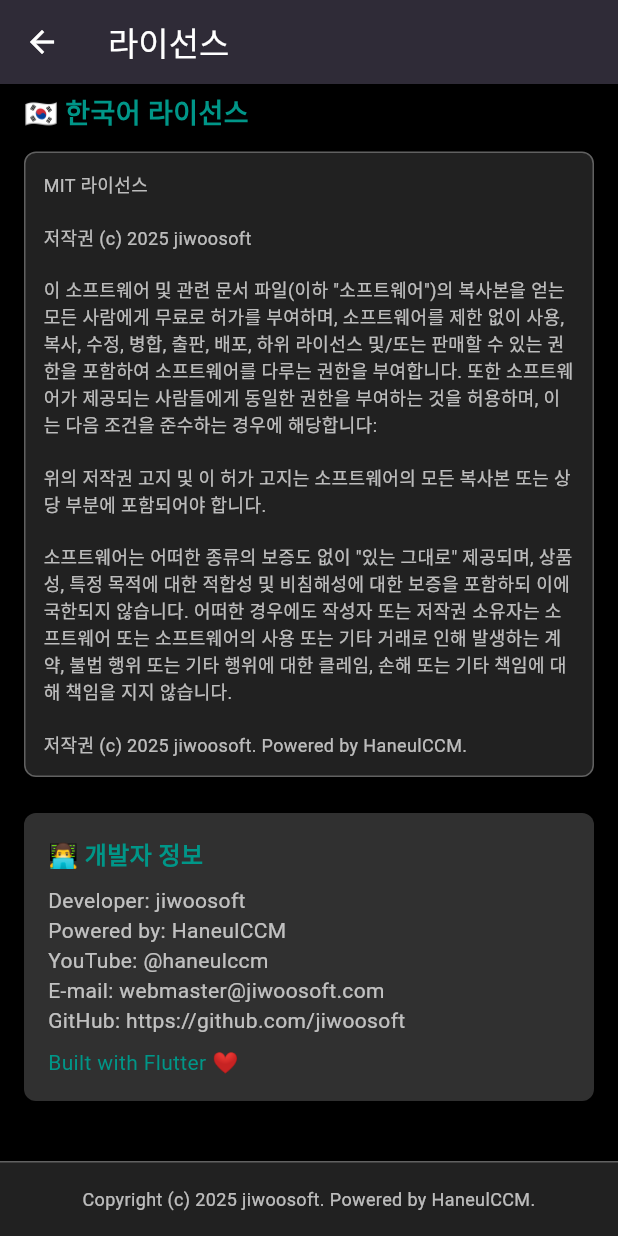
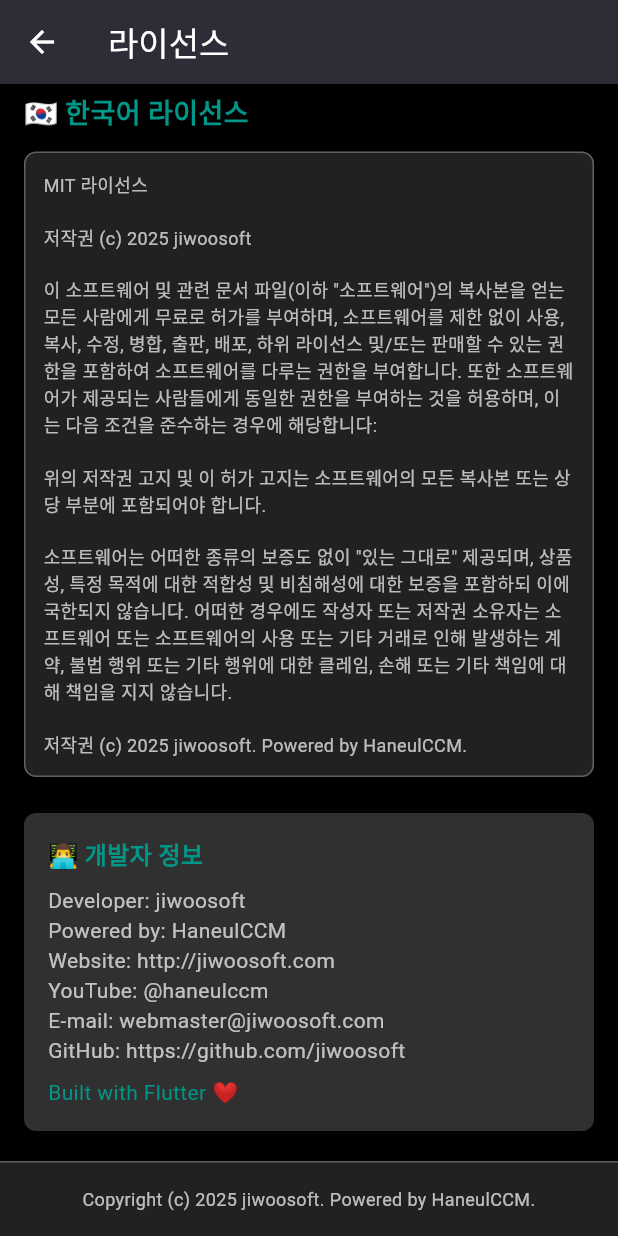
Before and after one commit to jiwoosoft/android-memo, a Flutter app: the LicenseScreen screen opened directly, scrolled down 748 dp, on a phone screen of 412 x 824 dp. Run offline on Flutter 3.47's test engine with Material 3 defaults, Android fonts, the phone set to English and light mode, and no system bars; our stand-ins replace expandable, flutter_secure_storage, package_info_plus, pinput, shared_preferences; accounts and stored records are empty.

Commit message:
🚀 Release v2.2.13 - patch 업데이트

```diff
--- a/lib/main.dart
+++ b/lib/main.dart
@@ -2541,7 +2541,7 @@
                   ),
               ),
             ),
-          ],
+          ),
           ),
         ),
       ),
@@ -3033,6 +3033,7 @@
                   SizedBox(height: 8),
                   Text('Developer: jiwoosoft', style: TextStyle(color: Colors.white70)),
                   Text('Powered by: HaneulCCM', style: TextStyle(color: Colors.white70)),
+                  Text('Website: http://jiwoosoft.com', style: TextStyle(color: Colors.white70)),
                   Text('YouTube: @haneulccm', style: TextStyle(color: Colors.white70)),
                   Text('E-mail: webmaster@jiwoosoft.com', style: TextStyle(color: Colors.white70)),
                   Text('GitHub: https://github.com/jiwoosoft', style: TextStyle(color: Colors.white70)),
--- a/pubspec.yaml
+++ b/pubspec.yaml
@@ -3,7 +3,7 @@
 
 publish_to: 'none' # Remove this line if you wish to publish to pub.dev
 
-version: 2.2.12+87
+version: 2.2.13+88
 
 environment:
   sdk: ^3.8.1
```
Also changed, not shown: 3 other files.
